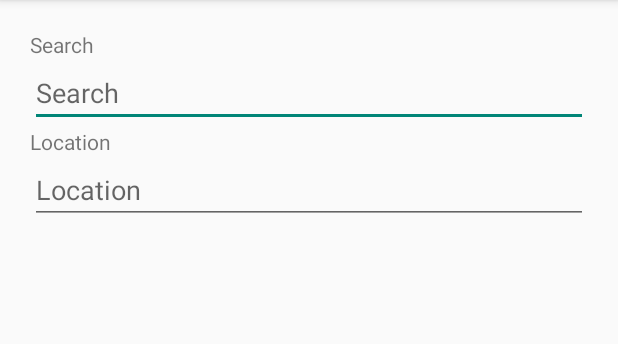
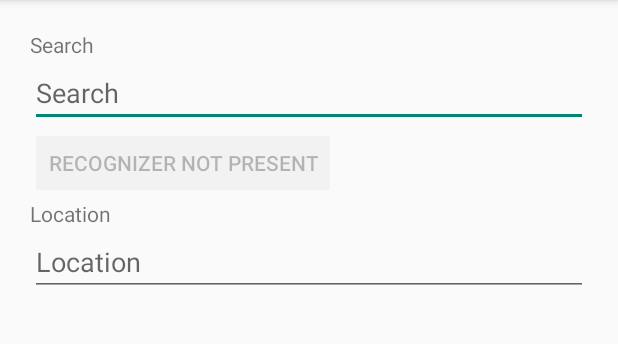
Before and after one commit to billy124/android-examples, an Android app: the screen it shows after launch (MainActivity), on a phone screen of 412 x 824 dp, the part 84-428 px from its top. Run offline under Robolectric (Android 15) with nearby library versions, the phone set to English and light mode, and no system bars.

Commit message:
working on speak button

```diff
--- a/androidExamples/app/src/main/java/com/mycompany/myapp/MainActivity.java
+++ b/androidExamples/app/src/main/java/com/mycompany/myapp/MainActivity.java
@@ -2,13 +2,73 @@ package com.mycompany.myapp;
 
 import android.app.*;
 import android.os.*;
+import android.widget.*;
+import android.content.pm.*;
+import android.content.*;
+import android.speech.*;
+import java.util.List;
+import android.view.View.*;
+import android.view.*;
+
+import java.util.ArrayList;
+
 
 public class MainActivity extends Activity
 {
+	private static final int REQUEST_CODE = 1234;
+    private ListView wordsList;
+
     @Override
     protected void onCreate(Bundle savedInstanceState)
     {
         super.onCreate(savedInstanceState);
         setContentView(R.layout.main);
+
+		Button btnSpeak = (Button) findViewById(R.id.btnSpeak);
+
+		PackageManager pm = getPackageManager();
+		List<ResolveInfo> activities = pm.queryIntentActivities(new Intent(RecognizerIntent.ACTION_RECOGNIZE_SPEECH), 0);
+
+		if(activities.size() == 0)
+		{
+			btnSpeak.setEnabled(false);
+			btnSpeak.setText("Recognizer not present");
+		}
+
+
+		btnSpeak.setOnClickListener(new OnClickListener() {
+				@Override
+				public void onClick(View v)
+				{
+					// TODO: Implement this method
+					Intent intent = new Intent(RecognizerIntent.ACTION_RECOGNIZE_SPEECH);
+					intent.putExtra(RecognizerIntent.EXTRA_LANGUAGE_MODEL,
+									RecognizerIntent.LANGUAGE_MODEL_FREE_FORM);
+					intent.putExtra(RecognizerIntent.EXTRA_PROMPT, "Voice recognition Demo...");
+					startActivityForResult(intent, REQUEST_CODE);
+
+				}
+			});
+
+
     }
+
+	/**
+     * Handle the results from the voice recognition activity.
+     */
+    @Override
+    protected void onActivityResult(int requestCode, int resultCode, Intent data)
+    {
+        if (requestCode == REQUEST_CODE && resultCode == RESULT_OK)
+        {
+            // Populate the wordsList with the String values the recognition engine thought it heard
+            ArrayList<String> matches = data.getStringArrayListExtra(
+				RecognizerIntent.EXTRA_RESULTS);
+            wordsList.setAdapter(new ArrayAdapter<String>(this, android.R.layout.simple_list_item_1,
+														  matches));
+        }
+
+		super.onActivityResult(requestCode, resultCode, data);
+    }
+
 }
--- a/androidExamples/app/src/main/res/layout/main.xml
+++ b/androidExamples/app/src/main/res/layout/main.xml
@@ -18,6 +18,13 @@
 		android:layout_height="wrap_content"
 		/>
 
+	<Button
+		android:id="@+id/btnSpeak"
+		android:layout_width="wrap_content"
+		android:layout_height="wrap_content"
+		android:text="Speak"
+		/>
+
 	<TextView
         android:text="@string/location"
         android:layout_width="wrap_content"
```
Also changed, not shown: 18 other files.
